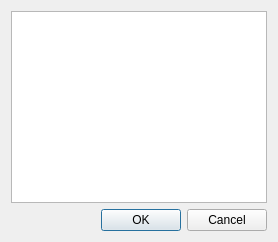
First picture: the form in ui/questionmovedialog.ui, repository DKLost/questions, before the edit.
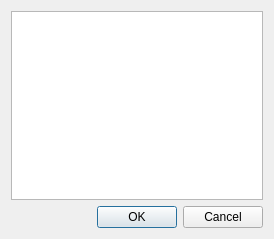
Second picture: the form after the edit.

```diff
--- a/ui/questionmovedialog.ui
+++ b/ui/questionmovedialog.ui
@@ -2,6 +2,14 @@
 <ui version="4.0">
  <class>QuestionMoveDialog</class>
  <widget class="QDialog" name="QuestionMoveDialog">
+  <property name="geometry">
+   <rect>
+    <x>0</x>
+    <y>0</y>
+    <width>274</width>
+    <height>239</height>
+   </rect>
+  </property>
   <property name="sizePolicy">
    <sizepolicy hsizetype="Expanding" vsizetype="Expanding">
     <horstretch>0</horstretch>
```
Left out of the diff: 4 changed lines with no effect on the pictures.
